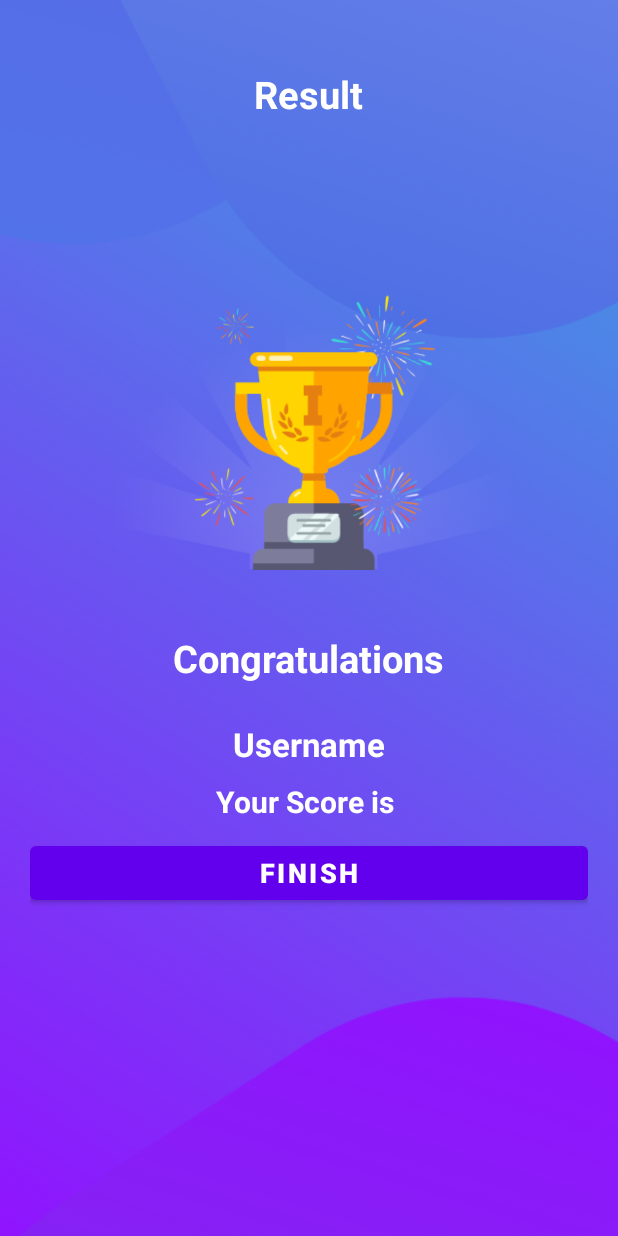
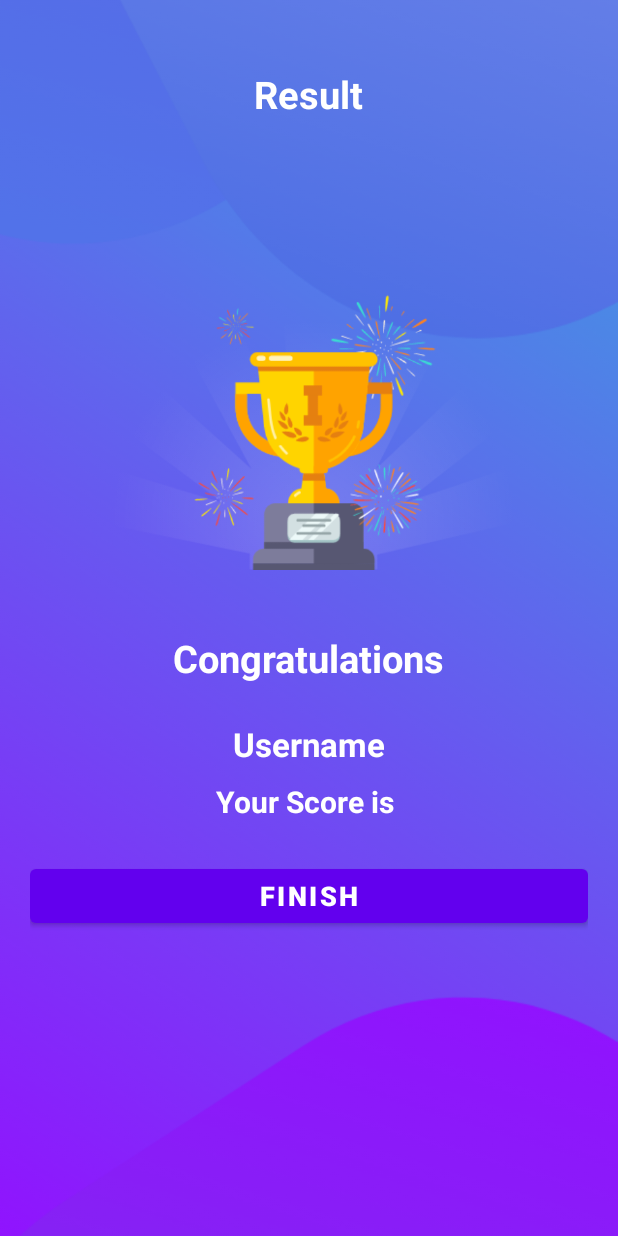
Before and after one commit to abdullahasim19/Quiz-App, an Android app: the layout activity_result_ui.xml on its own in the app's theme, with its tools: preview values and no code run, on a phone screen of 412 x 824 dp. Run offline under Robolectric (Android 15) with nearby library versions, the phone set to English and light mode, and no system bars.

Commit message:
Everything Done

```diff
--- a/app/src/main/java/com/myapp/quizapp/Constants.kt
+++ b/app/src/main/java/com/myapp/quizapp/Constants.kt
@@ -1,6 +1,9 @@
 package com.myapp.quizapp
 
 object Constants {
+    val USER_NAME:String="username"
+    val CORRECT_ANSWERS="correct"
+    val TOTAL_QUESTIONS="total"
     fun getQuestionsInfo(): ArrayList<QuestionsInfo> {
         val QuestionsInfosList = ArrayList<QuestionsInfo>()
 
--- a/app/src/main/java/com/myapp/quizapp/MainActivity.kt
+++ b/app/src/main/java/com/myapp/quizapp/MainActivity.kt
@@ -28,6 +28,7 @@ class MainActivity : AppCompatActivity() {
             else
             {
                 val intent=Intent(this,Questions::class.java)
+                intent.putExtra(Constants.USER_NAME,t.text.toString())
                 startActivity(intent)
                 finish()
             }
--- a/app/src/main/res/layout/activity_result_ui.xml
+++ b/app/src/main/res/layout/activity_result_ui.xml
@@ -36,31 +36,34 @@
         android:textSize="25sp"
         android:textStyle="bold"
         />
+
     <TextView
+        android:id="@+id/name"
         android:layout_width="wrap_content"
         android:layout_height="wrap_content"
         android:layout_marginTop="25dp"
         android:text="Username"
         android:textColor="@color/white"
         android:textSize="22sp"
-        android:textStyle="bold"
-        />
+        android:textStyle="bold" />
+
     <TextView
+        android:id="@+id/result"
         android:layout_width="wrap_content"
         android:layout_height="wrap_content"
         android:layout_marginTop="10dp"
         android:text="Your Score is "
         android:textColor="@color/white"
         android:textSize="20sp"
-        android:textStyle="bold"
-        />
+        android:textStyle="bold" />
+
     <Button
+        android:id="@+id/btn"
         android:layout_width="match_parent"
         android:layout_height="wrap_content"
-        android:layout_marginTop="10dp"
+        android:layout_marginTop="25dp"
         android:text="Finish"
         android:textColor="@color/white"
         android:textSize="18dp"
-        android:textStyle="bold"
-        />
+        android:textStyle="bold" />
 </LinearLayout>
```
Also changed, not shown: app/src/main/java/com/myapp/quizapp/Questions.kt (+19 -3 lines), app/src/main/java/com/myapp/quizapp/Result_UI.kt (+19 -0 lines).
